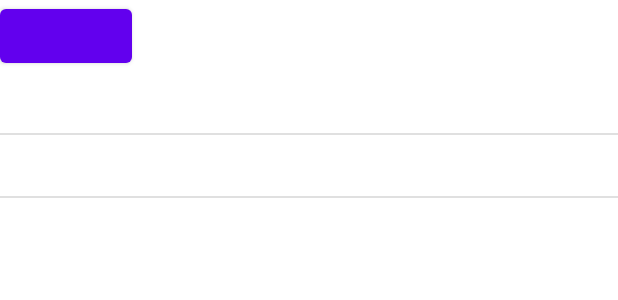
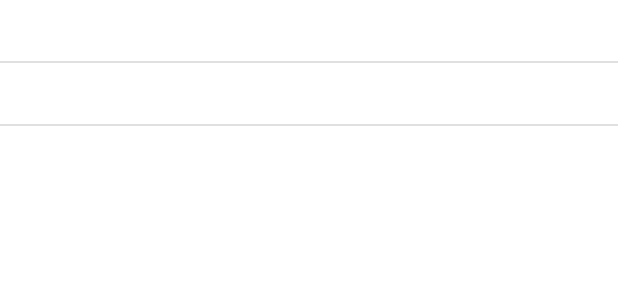
Before and after one commit to lcw3176/Strawberry_Android, an Android app: the layout fragment_song.xml on its own in the app's theme, with its tools: preview values and no code run, on a phone screen of 412 x 824 dp. Shown: the top 300 px of the screen. Run offline under Robolectric (Android 15) with nearby library versions, the phone set to English and light mode, and no system bars.

Commit message:
테스트 버튼 삭제

```diff
--- a/app/src/main/res/layout/fragment_song.xml
+++ b/app/src/main/res/layout/fragment_song.xml
@@ -13,12 +13,6 @@
         android:layout_height="match_parent"
         android:orientation="vertical">
 
-        <Button
-            android:layout_width="wrap_content"
-            android:layout_height="wrap_content"
-            android:text="@{viewModel.test}"
-            android:onClick="@{() -> viewModel.onClickButton()}"/>
-
         <ListView
             android:id="@+id/songListView"
             android:layout_width="match_parent"
```
